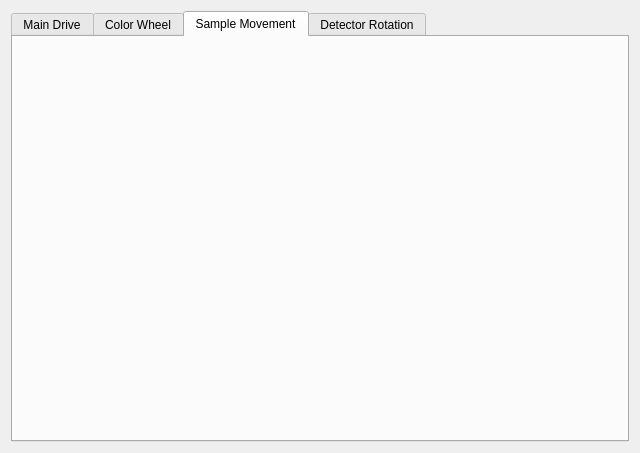
Above: ui/grating_input.ui from mitbailey/MMC before the change. Below: the same form after it.
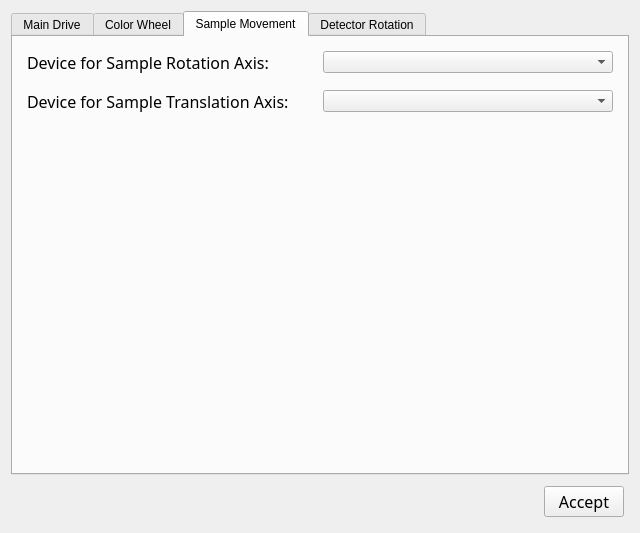
That is the form after the change. The open tabs and pages were chosen to show the change.

Commit message: Added multi-sampler support to scans. Currently only plots data from the 0-index sampler. Also added name-getters for devices.

The edit to the form file:
```diff
--- a/ui/grating_input.ui
+++ b/ui/grating_input.ui
@@ -7,9 +7,15 @@
     <x>0</x>
     <y>0</y>
     <width>640</width>
-    <height>453</height>
+    <height>533</height>
    </rect>
   </property>
+  <property name="minimumSize">
+   <size>
+    <width>640</width>
+    <height>533</height>
+   </size>
+  </property>
   <property name="windowTitle">
    <string>Form</string>
   </property>
@@ -330,6 +336,85 @@
       <attribute name="title">
        <string>Sample Movement</string>
       </attribute>
+      <layout class="QVBoxLayout" name="verticalLayout_7">
+       <item>
+        <layout class="QHBoxLayout" name="horizontalLayout_5">
+         <property name="leftMargin">
+          <number>5</number>
+         </property>
+         <property name="topMargin">
+          <number>5</number>
+         </property>
+         <property name="rightMargin">
+          <number>5</number>
+         </property>
+         <property name="bottomMargin">
+          <number>5</number>
+         </property>
+         <item>
+          <widget class="QLabel" name="label_19">
+           <property name="font">
+            <font>
+             <family>Segoe UI Semibold</family>
+             <pointsize>12</pointsize>
+            </font>
+           </property>
+           <property name="text">
+            <string>Device for Sample Rotation Axis:</string>
+           </property>
+          </widget>
+         </item>
+         <item>
+          <widget class="QComboBox" name="sample_rotation_axis_combo"/>
+         </item>
+        </layout>
+       </item>
+       <item>
+        <layout class="QHBoxLayout" name="horizontalLayout_6">
+         <property name="leftMargin">
+          <number>5</number>
+         </property>
+         <property name="topMargin">
+          <number>5</number>
+         </property>
+         <property name="rightMargin">
+          <number>5</number>
+         </property>
+         <property name="bottomMargin">
+          <number>5</number>
+         </property>
+         <item>
+          <widget class="QLabel" name="label_20">
+           <property name="font">
+            <font>
+             <family>Segoe UI Semibold</family>
+             <pointsize>12</pointsize>
+            </font>
+           </property>
+           <property name="text">
+            <string>Device for Sample Translation Axis:</string>
+           </property>
+          </widget>
+         </item>
+         <item>
+          <widget class="QComboBox" name="sample_translation_axis_combo"/>
+         </item>
+        </layout>
+       </item>
+       <item>
+        <spacer name="verticalSpacer_3">
+         <property name="orientation">
+          <enum>Qt::Vertical</enum>
+         </property>
+         <property name="sizeHint" stdset="0">
+          <size>
+           <width>20</width>
+           <height>40</height>
+          </size>
+         </property>
+        </spacer>
+       </item>
+      </layout>
      </widget>
      <widget class="QWidget" name="detector_tab">
       <attribute name="title">
@@ -338,6 +423,48 @@
      </widget>
     </widget>
    </item>
+   <item>
+    <layout class="QHBoxLayout" name="horizontalLayout_3">
+     <property name="leftMargin">
+      <number>5</number>
+     </property>
+     <property name="topMargin">
+      <number>5</number>
+     </property>
+     <property name="rightMargin">
+      <number>5</number>
+     </property>
+     <property name="bottomMargin">
+      <number>5</number>
+     </property>
+     <item>
+      <spacer name="horizontalSpacer">
+       <property name="orientation">
+        <enum>Qt::Horizontal</enum>
+       </property>
+       <property name="sizeHint" stdset="0">
+        <size>
+         <width>40</width>
+         <height>20</height>
+        </size>
+       </property>
+      </spacer>
+     </item>
+     <item>
+      <widget class="QPushButton" name="pushButton">
+       <property name="font">
+        <font>
+         <family>Segoe UI Semibold</family>
+         <pointsize>12</pointsize>
+        </font>
+       </property>
+       <property name="text">
+        <string>Accept</string>
+       </property>
+      </widget>
+     </item>
+    </layout>
+   </item>
   </layout>
  </widget>
  <resources/>
```
Left out of the diff: 149 changed lines with no effect on the pictures. The commit also changes 7 other files.
